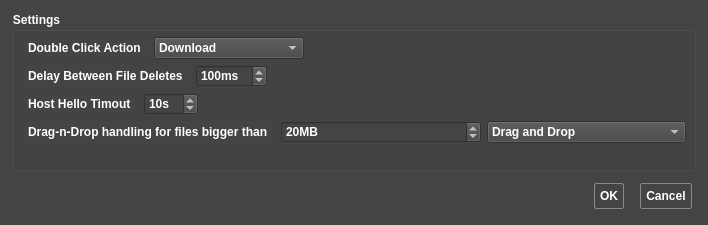
Qt form ApolloExplorerPC/dialogpreferences.ui (ronybeck/ApolloExplorer) before a commit.
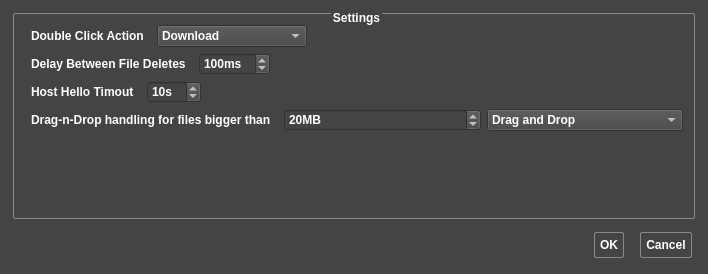
The same form after that commit. Icons and pictures are not drawn.

What changed in the file:
```diff
--- a/ApolloExplorerPC/dialogpreferences.ui
+++ b/ApolloExplorerPC/dialogpreferences.ui
@@ -7,7 +7,7 @@
     <x>0</x>
     <y>0</y>
     <width>708</width>
-    <height>225</height>
+    <height>274</height>
    </rect>
   </property>
   <property name="windowTitle">
@@ -56,16 +56,45 @@
 }
 QGroupBox
 {
-	padding-top: 15px;
-	margin: 1px;
+	padding: 2px;
+	border: 1px solid  rgb(136, 138, 133);
+	margin: 2px;
+	border-radius: 2px;
+}
+QGroupBox::Title
+{
+	subcontrol-origin: margin;
+    subcontrol-position: top center;
+}
+
+QTableView
+{
+	background-color: #444444;
+}
+
+QListView
+{
+	margin: 2px;
+	padding: 2px;
 }
 
 QHeaderView::section
 {
 	margin: 2px;
 	padding: 2px;
+	background-color: #444444;
 }
 
+
+QMenuBar::item
+{
+	background-color: 444444;
+}
+
+QMenu
+{
+	background-color: #444444;
+}
 QMenu::indicator {
     border: 1px inset white;
 }
```
Left out of the diff: 4 changed lines with no effect on the pictures.
